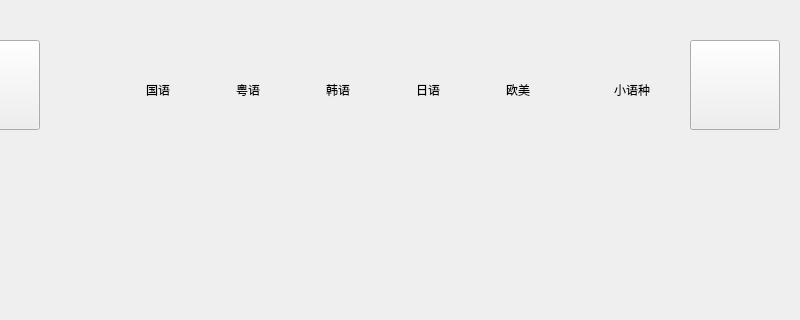
Above: src/XMusic/medialibdlg.ui from 1028417/XMusic before the change; both pictures show x 200 to 1000 and y 0 to 320 of the 1000 by 500 pixel window. Below: the same form after it.
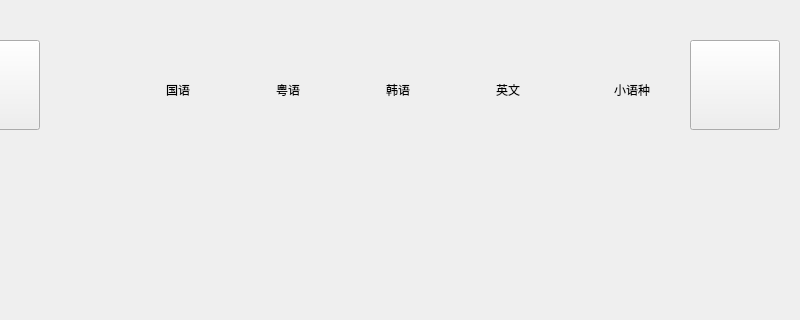
That is the form after the change. Icons and pictures are not drawn. Custom widgets are drawn as their Qt base class.

```diff
--- a/src/XMusic/medialibdlg.ui
+++ b/src/XMusic/medialibdlg.ui
@@ -118,7 +118,7 @@
     <rect>
      <x>280</x>
      <y>60</y>
-     <width>570</width>
+     <width>580</width>
      <height>60</height>
     </rect>
    </property>
@@ -133,7 +133,7 @@
      <rect>
       <x>0</x>
       <y>0</y>
-      <width>90</width>
+      <width>110</width>
       <height>60</height>
      </rect>
     </property>
@@ -150,9 +150,9 @@
    <widget class="CLabel" name="labelDemandHK">
     <property name="geometry">
      <rect>
-      <x>90</x>
+      <x>110</x>
       <y>0</y>
-      <width>90</width>
+      <width>110</width>
       <height>60</height>
      </rect>
     </property>
@@ -169,9 +169,9 @@
    <widget class="CLabel" name="labelDemandKR">
     <property name="geometry">
      <rect>
-      <x>180</x>
+      <x>220</x>
       <y>0</y>
-      <width>90</width>
+      <width>110</width>
       <height>60</height>
      </rect>
     </property>
@@ -185,36 +185,17 @@
      <bool>true</bool>
     </property>
    </widget>
-   <widget class="CLabel" name="labelDemandJP">
-    <property name="geometry">
-     <rect>
-      <x>270</x>
-      <y>0</y>
-      <width>90</width>
-      <height>60</height>
-     </rect>
-    </property>
-    <property name="text">
-     <string>日语</string>
-    </property>
-    <property name="alignment">
-     <set>Qt::AlignRight|Qt::AlignTrailing|Qt::AlignVCenter</set>
-    </property>
-    <property name="wordWrap">
-     <bool>true</bool>
-    </property>
-   </widget>
    <widget class="CLabel" name="labelDemandEN">
     <property name="geometry">
      <rect>
-      <x>360</x>
+      <x>330</x>
       <y>0</y>
-      <width>90</width>
+      <width>110</width>
       <height>60</height>
      </rect>
     </property>
     <property name="text">
-     <string>欧美</string>
+     <string>英文</string>
     </property>
     <property name="alignment">
      <set>Qt::AlignRight|Qt::AlignTrailing|Qt::AlignVCenter</set>
@@ -226,9 +207,9 @@
    <widget class="CLabel" name="labelDemandEUR">
     <property name="geometry">
      <rect>
-      <x>450</x>
+      <x>440</x>
       <y>0</y>
-      <width>120</width>
+      <width>130</width>
       <height>60</height>
      </rect>
     </property>
```
Left out of the diff: 1 changed line with no effect on the pictures.
